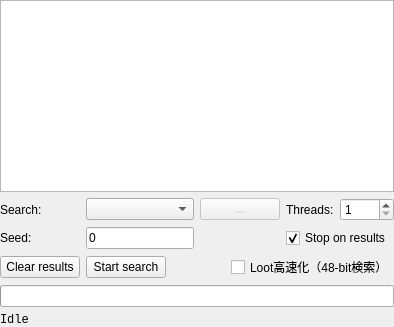
Before: the Qt Designer form src/formsearchcontrol.ui in Logsteela/Seed-Quarry, drawn with Qt 5.
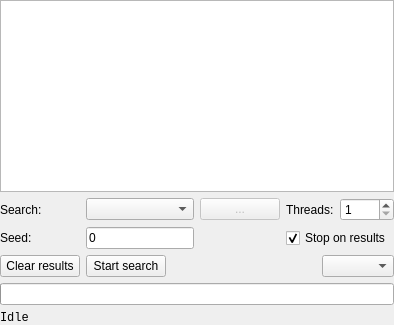
After: the same form once the commit is applied. Icons and pictures are not drawn. Custom widgets are drawn as their Qt base class.

Commit message: Prepare public Loot modes and localization

Patch:
```diff
--- a/src/formsearchcontrol.ui
+++ b/src/formsearchcontrol.ui
@@ -158,12 +158,9 @@
         </spacer>
        </item>
        <item>
-        <widget class="QCheckBox" name="checkLootFast">
+        <widget class="QComboBox" name="comboLootMode">
          <property name="toolTip">
-          <string>48-bit only／family blocks検索で、構造物の下位48bit候補をLootにより事前に絞り込みます。family blocksの村Lootでは、Loot以外を満たす最初のSeedがLoot不一致なら残りのfamilyを省略します（非網羅）。</string>
-         </property>
-         <property name="text">
-          <string>Loot高速化（48-bit検索）</string>
+          <string>Exact checks every eligible upper-16-bit seed. Fast sampled mode may skip the rest of a 48-bit family after one otherwise-valid village seed fails its Loot conditions, so it can miss matches.</string>
          </property>
         </widget>
        </item>
```
The commit also changes 21 other files.
